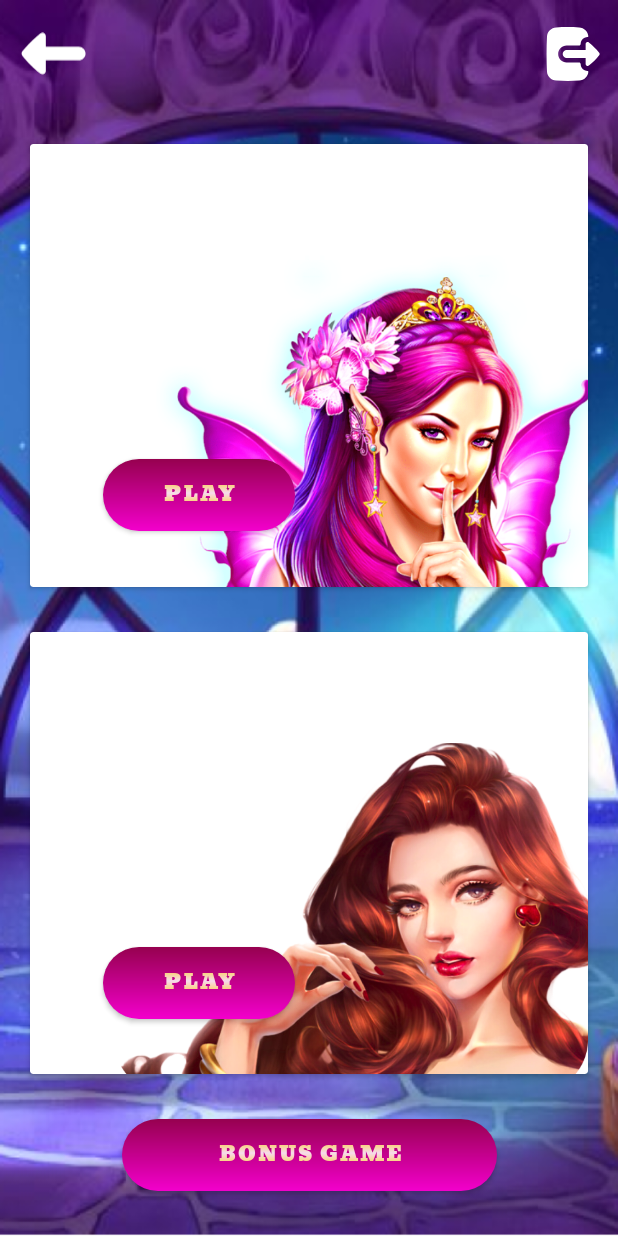
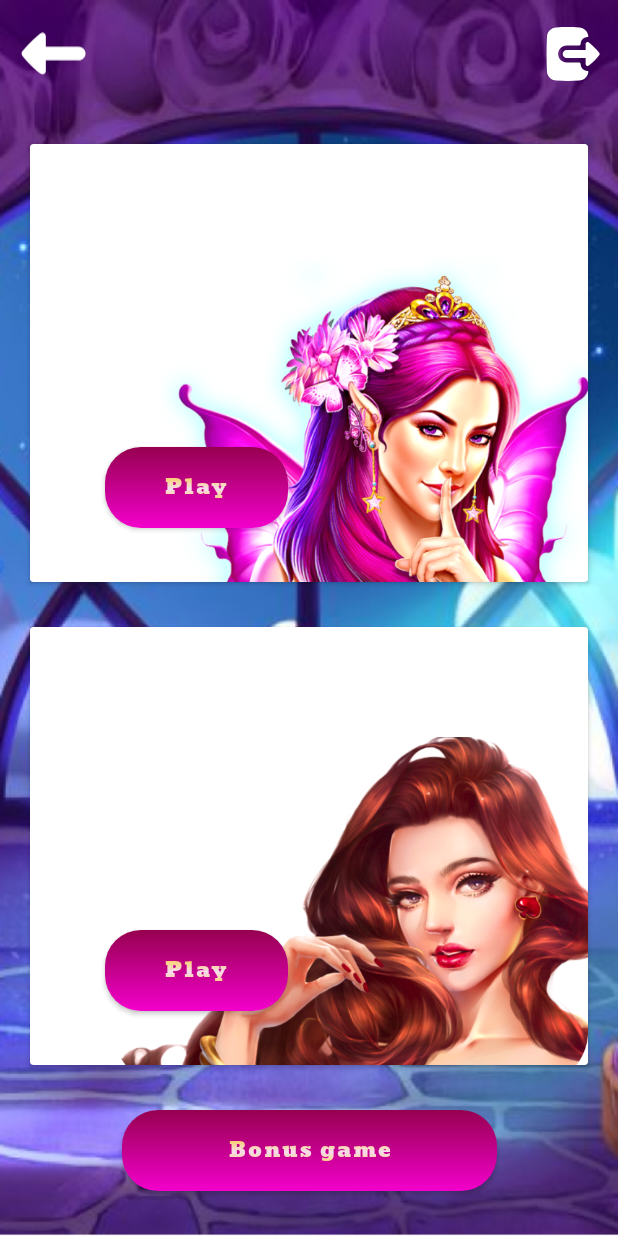
Before and after one commit to PolyakovVladislav/FFF, an Android app: the GamesListFragment screen opened through its navigation route, on a phone screen of 412 x 824 dp. Run offline under Robolectric (Android 15) with nearby library versions, the phone set to English and light mode, and no system bars; libraries missing offline, so code that uses them is left out: io.michaelrocks.paranoid; plain views replace AdvancedCardView; Roboto replaces fonts that are not available here.

Commit message:
Play/spin button resized

```diff
--- a/app/src/main/res/layout-land/fragment_game_2.xml
+++ b/app/src/main/res/layout-land/fragment_game_2.xml
@@ -165,8 +165,11 @@
         android:background="@drawable/bg_button_gradient_blue"
         android:fontFamily="@font/moul"
         android:paddingHorizontal="40dp"
+        android:paddingVertical="8dp"
         android:text="@string/play"
+        android:textAllCaps="false"
         app:backgroundTint="@null"
+        app:cornerRadius="30dp"
         app:layout_constraintBottom_toBottomOf="parent"
         app:layout_constraintEnd_toEndOf="parent"
         app:layout_constraintStart_toStartOf="@id/guideline_main"
--- a/app/src/main/res/layout/fragment_bonus_game.xml
+++ b/app/src/main/res/layout/fragment_bonus_game.xml
@@ -159,7 +159,7 @@
         <com.fairyfo.frenzy.ui.view.MinerView
             android:id="@+id/miner_view"
             android:layout_width="match_parent"
-            android:layout_height="match_parent"/>
+            android:layout_height="match_parent" />
 
     </com.sinaseyfi.advancedcardview.AdvancedCardView>
 
@@ -171,8 +171,11 @@
         android:background="@drawable/bg_button_gradient_pink"
         android:fontFamily="@font/moul"
         android:paddingHorizontal="40dp"
+        android:paddingVertical="8dp"
         android:text="@string/spin"
+        android:textAllCaps="false"
         app:backgroundTint="@null"
+        app:cornerRadius="30dp"
         app:layout_constraintBottom_toBottomOf="parent"
         app:layout_constraintEnd_toEndOf="parent"
         app:layout_constraintStart_toStartOf="parent" />
--- a/app/src/main/res/layout/fragment_game_1.xml
+++ b/app/src/main/res/layout/fragment_game_1.xml
@@ -157,6 +157,9 @@
         android:fontFamily="@font/moul"
         android:paddingHorizontal="40dp"
         android:text="@string/play"
+        android:paddingVertical="8dp"
+        android:textAllCaps="false"
+        app:cornerRadius="30dp"
         app:backgroundTint="@null"
         app:layout_constraintEnd_toEndOf="parent"
         app:layout_constraintStart_toStartOf="parent"
--- a/app/src/main/res/layout/fragment_game_2.xml
+++ b/app/src/main/res/layout/fragment_game_2.xml
@@ -158,8 +158,11 @@
         android:background="@drawable/bg_button_gradient_blue"
         android:fontFamily="@font/moul"
         android:paddingHorizontal="40dp"
+        android:paddingVertical="8dp"
         android:text="@string/play"
+        android:textAllCaps="false"
         app:backgroundTint="@null"
+        app:cornerRadius="30dp"
         app:layout_constraintEnd_toEndOf="parent"
         app:layout_constraintStart_toStartOf="parent"
         app:layout_constraintTop_toBottomOf="@id/card_view_bet" />
--- a/app/src/main/res/layout/fragment_games_list.xml
+++ b/app/src/main/res/layout/fragment_games_list.xml
@@ -96,14 +96,17 @@
                 android:background="@drawable/bg_button_gradient_pink"
                 android:fontFamily="@font/moul"
                 android:paddingHorizontal="40dp"
-                app:layout_constraintVertical_bias="0.85"
-                app:layout_constraintHorizontal_bias="0.2"
+                android:paddingVertical="8dp"
                 android:text="@string/play"
+                android:textAllCaps="false"
                 app:backgroundTint="@null"
+                app:cornerRadius="30dp"
                 app:layout_constraintBottom_toBottomOf="parent"
                 app:layout_constraintEnd_toEndOf="parent"
+                app:layout_constraintHorizontal_bias="0.2"
                 app:layout_constraintStart_toStartOf="parent"
-                app:layout_constraintTop_toTopOf="parent" />
+                app:layout_constraintTop_toTopOf="parent"
+                app:layout_constraintVertical_bias="0.85" />
         </androidx.constraintlayout.widget.ConstraintLayout>
     </com.sinaseyfi.advancedcardview.AdvancedCardView>
 
@@ -113,8 +116,8 @@
         android:layout_height="0dp"
         android:layout_marginHorizontal="20dp"
         android:layout_marginTop="30dp"
+        android:layout_marginBottom="30dp"
         app:background_ColorType="gradient_linear"
-        android:layout_marginBottom="30dp"
         app:background_Gradient_Color0="@color/black_80"
         app:background_Gradient_ColorEnd="@color/black_44"
         app:background_Type="fill_stroke"
@@ -178,14 +181,17 @@
                 android:background="@drawable/bg_button_gradient_pink"
                 android:fontFamily="@font/moul"
                 android:paddingHorizontal="40dp"
-                app:layout_constraintVertical_bias="0.85"
-                app:layout_constraintHorizontal_bias="0.2"
+                android:paddingVertical="8dp"
                 android:text="@string/play"
+                android:textAllCaps="false"
                 app:backgroundTint="@null"
+                app:cornerRadius="30dp"
                 app:layout_constraintBottom_toBottomOf="parent"
                 app:layout_constraintEnd_toEndOf="parent"
+                app:layout_constraintHorizontal_bias="0.2"
                 app:layout_constraintStart_toStartOf="parent"
-                app:layout_constraintTop_toTopOf="parent" />
+                app:layout_constraintTop_toTopOf="parent"
+                app:layout_constraintVertical_bias="0.85" />
         </androidx.constraintlayout.widget.ConstraintLayout>
     </com.sinaseyfi.advancedcardview.AdvancedCardView>
 
@@ -196,8 +202,11 @@
         android:layout_marginBottom="30dp"
         android:background="@drawable/bg_button_gradient_pink"
         android:fontFamily="@font/moul"
+        android:paddingVertical="8dp"
         android:text="@string/bonus_game"
+        android:textAllCaps="false"
         app:backgroundTint="@null"
+        app:cornerRadius="30dp"
         app:layout_constraintBottom_toBottomOf="parent"
         app:layout_constraintEnd_toEndOf="parent"
         app:layout_constraintStart_toStartOf="parent" />
```
Also changed, not shown: app/src/main/res/layout-land/fragment_game_1.xml (+5 -2 lines).
